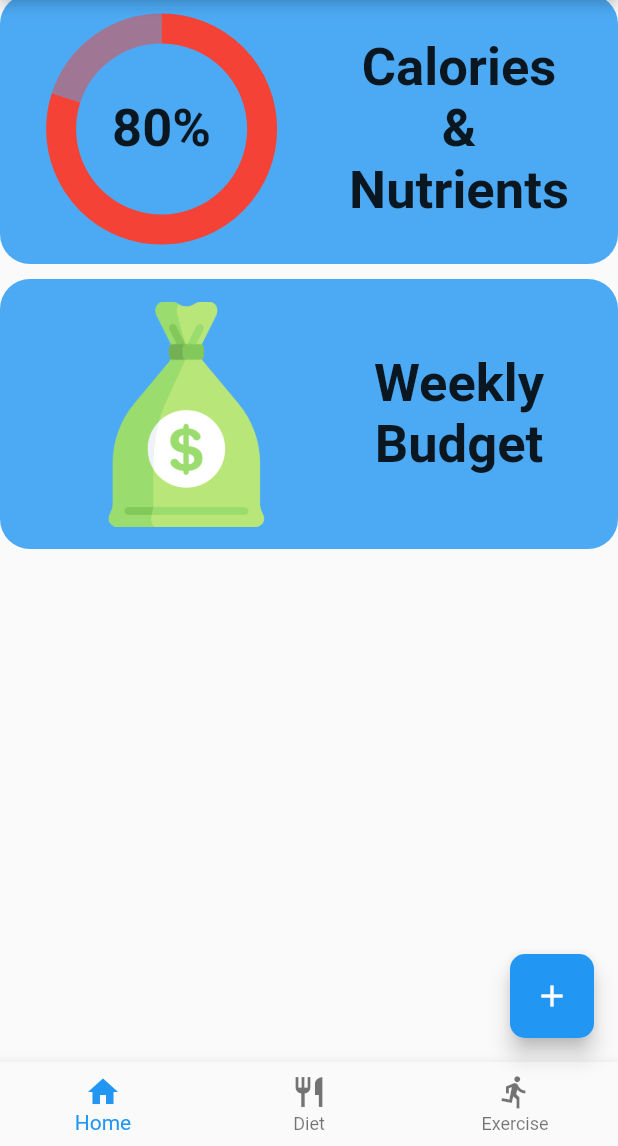
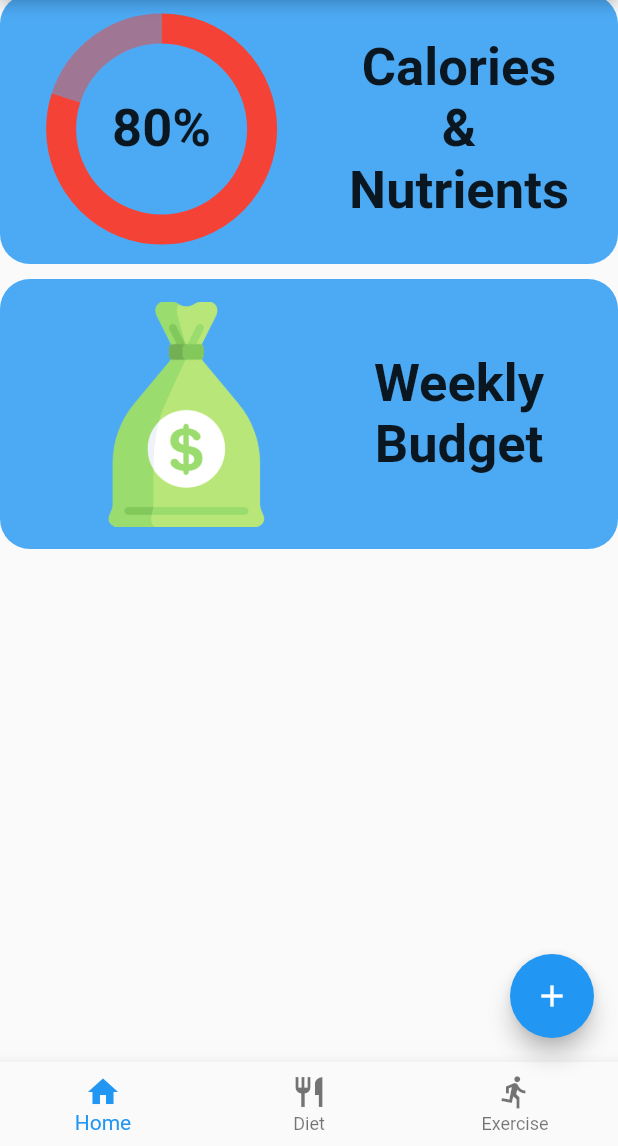
Before and after one commit to lmora21/nutrition_buddy, a Flutter app: the screen it shows after launch, after a tap on the "add" icon, on a phone screen of 412 x 824 dp, the part 90-1236 px from its top. Run offline on Flutter 3.47's test engine with Material 2 defaults, Android fonts, the phone set to English and light mode, and no system bars; drawn by our look-alikes of pie_chart; our stand-ins replace fl_chart, percent_indicator; missing offline and left inert: window_size.

Commit message:
Fixed floating action button, only shows in home

```diff
--- a/lib/main.dart
+++ b/lib/main.dart
@@ -83,12 +83,11 @@ class _ExerInfoScreenState extends State<ExerInfoScreen> {
 
 class _MyHomePageState extends State<MyHomePage> {
   int _newNdx = 0;
+  bool isHome = true;
   @override
   Widget build(BuildContext context) {
     double screenWidth = MediaQuery.of(context).size.width;
-    return FractionallySizedBox(
-      widthFactor: screenWidth < 500 ? 1.0 : 500 / screenWidth,
-      child: Scaffold(
+    return Scaffold(
         appBar: AppBar(
           title: Text(widget.title),
         ),
@@ -263,15 +262,17 @@ class _MyHomePageState extends State<MyHomePage> {
                           Transform.scale(
                             scale: 1.5,
                             child: Padding(
-                                  padding:
-                                      const EdgeInsets.fromLTRB(0, 0, 10, 0),
+                              padding: const EdgeInsets.fromLTRB(0, 0, 10, 0),
                               child: Checkbox(
                                 value: isChecked[5],
                                 onChanged: (bool? value) {
                                   setState(() {
                                     isChecked[5] = value!;
                                   });
-                                      }))),
+                                },
+                              ),
+                            ),
+                          ),
                         ],
                       ),
                       const Divider(color: Colors.black),
@@ -287,7 +288,8 @@ class _MyHomePageState extends State<MyHomePage> {
                                         title: 'Pull Ups',
                                         desc:
                                             '1. Grip a pullup bar with your palms facing whichever direction you prefer. In general, having your palms facing towards you is most efficient. When you pull yourself up with your hands facing this way, you give your biceps and lats a better workout. Pulling yourself up with your palms out is considered the most difficult way to pull up your bodyweight but also gives deltoids and triceps a good workout. Start with your arms fully extended.\n2. Pull your bodyweight up until your chin is just barely above the bar. You may have to strain, but keep pulling until you\'ve lifted yourself up using your back and biceps.\n3. Lower yourself until your arms are fully extended. Lower yourself in a controlled way to work the muscles harder and prep yourself for the next pull.'),
-                                    ));
+                                  ),
+                                );
                               },
                               icon: const Icon(CupertinoIcons.info_circle,
                                   size: 45),
@@ -297,15 +299,17 @@ class _MyHomePageState extends State<MyHomePage> {
                           Transform.scale(
                             scale: 1.5,
                             child: Padding(
-                                  padding:
-                                      const EdgeInsets.fromLTRB(0, 0, 10, 0),
+                              padding: const EdgeInsets.fromLTRB(0, 0, 10, 0),
                               child: Checkbox(
                                 value: isChecked[6],
                                 onChanged: (bool? value) {
                                   setState(() {
                                     isChecked[6] = value!;
                                   });
-                                      }))),
+                                },
+                              ),
+                            ),
+                          ),
                         ],
                       ),
                       const Divider(color: Colors.black),
@@ -388,20 +392,31 @@ class _MyHomePageState extends State<MyHomePage> {
           ],
           onTap: _onItemTap,
         ),
-        floatingActionButton: FloatingActionButton(
-          shape:
-              RoundedRectangleBorder(borderRadius: BorderRadius.circular(10)),
+        floatingActionButton: getFloater(isHome));
+  }
+
+  void _onItemTap(int ndx) {
+    bool newState;
+    if (ndx == 0) {
+      newState = true;
+    } else {
+      newState = false;
+    }
+    setState(() {
+      _newNdx = ndx;
+      isHome = newState;
+    });
+  }
+
+  Widget getFloater(bool isHome) {
+    if (isHome) {
+      return FloatingActionButton(
         onPressed: () => {},
         tooltip: 'Add Widget Shortcut',
         child: const Icon(Icons.add),
-        ),
-      ),
       );
-  }
-
-  void _onItemTap(int ndx) {
-    setState(() {
-      _newNdx = ndx;
-    });
+    } else {
+      return const SizedBox();
     }
   }
+}
```
Lines whose indentation alone changed are shown as unchanged.
